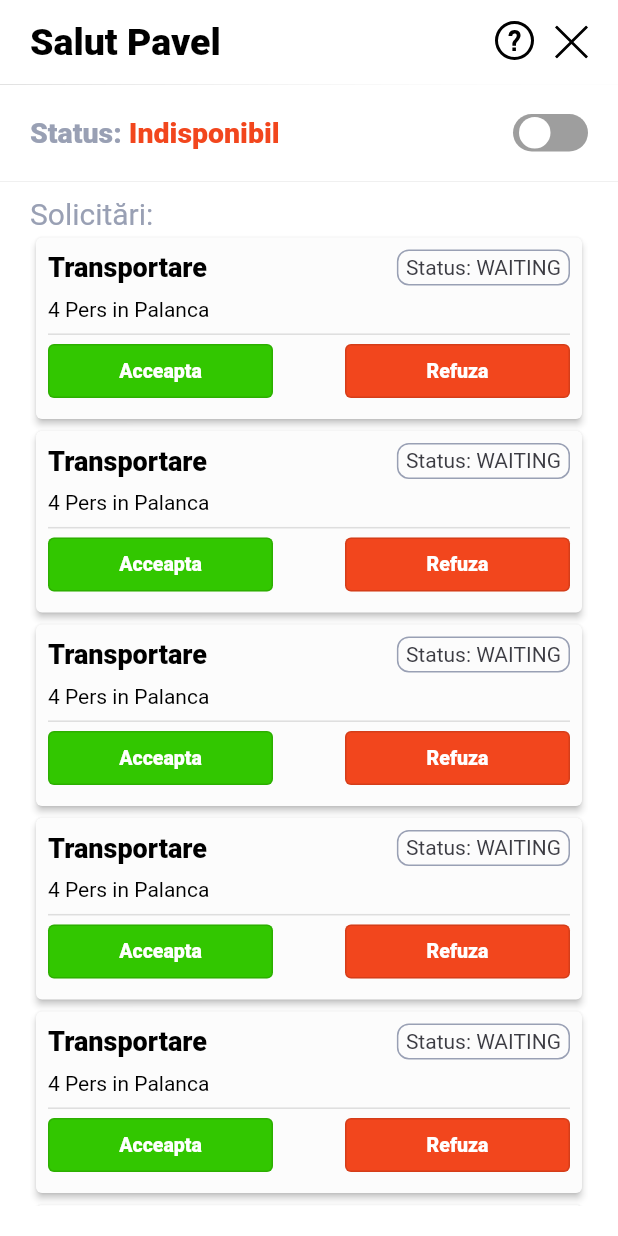
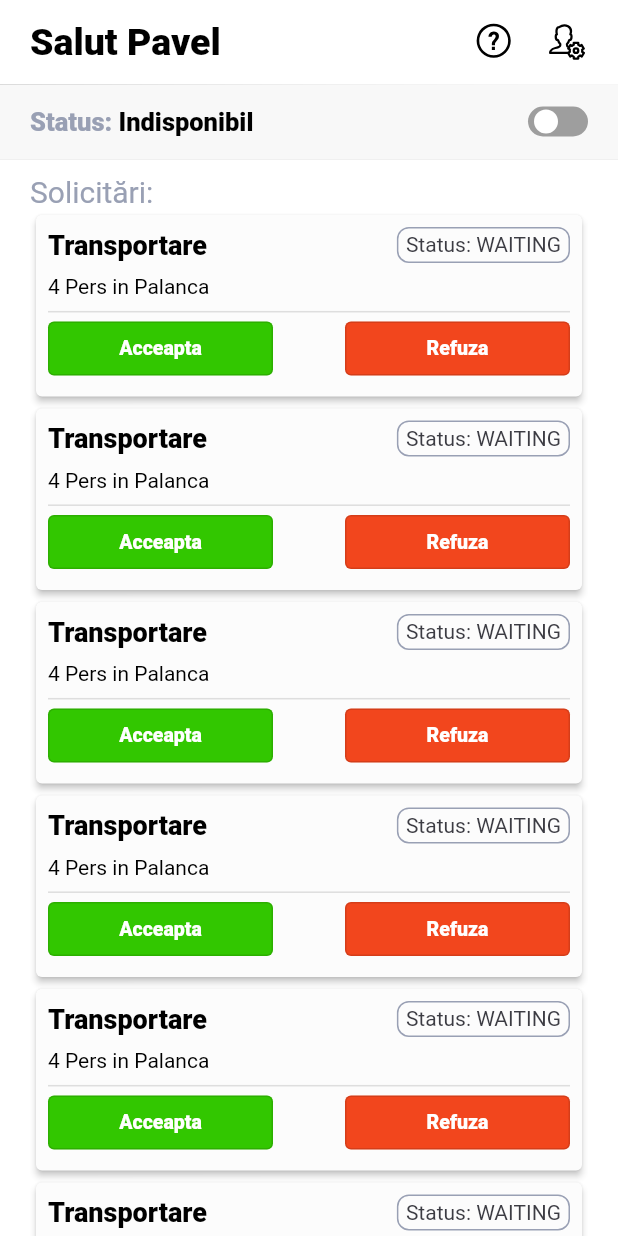
Before and after one commit to notanios/mfp, a Flutter app: the NotificationsScreen screen opened by its route, on a phone screen of 412 x 824 dp. Run offline on Flutter 3.47's test engine with Material 2 defaults, Android fonts, the phone set to English and light mode, and no system bars; drawn by our look-alikes of flutter_switch; our stand-ins replace country_code_picker, dartz, dio, firebase_core, firebase_messaging, flutter_local_notifications and 6 more; missing offline and left inert: dart:ffi; accounts and stored records are empty; generated files the repository leaves out were written again; Roboto replaces fonts that are missing (Roboto-Bold, Roboto-Regular); statements that could not run were skipped.

Commit message:
Updated availability switch & profile header

```diff
--- a/lib/presentation/notifications/components/availability_switch.dart
+++ b/lib/presentation/notifications/components/availability_switch.dart
@@ -20,10 +20,10 @@ class AvailabilitySwitchState extends State<AvailabilitySwitch> {
     Color statusColor;
     if (isChecked) {
       availability = Strings.available;
-      statusColor = AppColors.green;
+      statusColor = AppColors.primaryBlue;
     } else {
       availability = Strings.unavailable;
-      statusColor = AppColors.red;
+      statusColor = AppColors.black;
     }
 
     return Row(
@@ -35,18 +35,18 @@ class AvailabilitySwitchState extends State<AvailabilitySwitch> {
           text: TextSpan(
               text: Strings.status,
               style: TextStyles.bold
-                  .copyWith(fontSize: 19, color: AppColors.santasGray),
+                  .copyWith(fontSize: 17, color: AppColors.santasGray),
               children: <TextSpan>[
                 TextSpan(
                     text: availability,
                     style: TextStyles.bold
-                        .copyWith(fontSize: 19, color: statusColor)),
+                        .copyWith(fontSize: 17, color: statusColor)),
               ]),
         ),
         FlutterSwitch(
-          width: 50.0,
-          height: 25.0,
-          toggleSize: 25.0,
+          width: 40.0,
+          height: 20.0,
+          toggleSize: 20.0,
           value: isChecked,
           borderRadius: 30.0,
           padding: 2.0,
--- a/lib/presentation/notifications/notifications_screen.dart
+++ b/lib/presentation/notifications/notifications_screen.dart
@@ -10,6 +10,7 @@ import 'package:mdf/presentation/styles/app_colors.dart';
 import 'package:mdf/presentation/styles/strings.dart';
 import 'package:mdf/presentation/styles/text_styles.dart';
 
+import '../../routes/app_pages.dart';
 import 'components/availability_switch.dart';
 
 class NotificationsScreen extends GetView<NotificationsController> {
@@ -24,13 +25,13 @@ class NotificationsScreen extends GetView<NotificationsController> {
             padding: const EdgeInsets.symmetric(horizontal: 20.0),
             child: Text(
               "Salut Pavel",
-              style:
-                  TextStyles.bold.copyWith(fontSize: 25, color: AppColors.black),
+              style: TextStyles.bold
+                  .copyWith(fontSize: 25, color: AppColors.black),
             ),
           ),
           showBack: false,
           rightWidget: Padding(
-            padding: const EdgeInsets.symmetric(horizontal: 20.0),
+            padding: const EdgeInsets.symmetric(horizontal: 10.0),
             child: Container(
               child: Row(
                   mainAxisSize: MainAxisSize.min,
@@ -38,25 +39,32 @@ class NotificationsScreen extends GetView<NotificationsController> {
                   children: [
                     Row(
                       children: [
-                        SizedBox(
-                          height: 32,
-                          width: 32,
+                        InkWell(
+                          child: Container(
+                            width: 48,
+                            height: 48,
+                            padding: const EdgeInsets.all(10),
                             child: SvgPicture.asset(
                               'assets/question.svg',
                               color: AppColors.black,
                             ),
                           ),
-                        const SizedBox(
-                          width: 10,
+                          onTap: () {},
                         ),
-                        SizedBox(
-                          height: 22,
-                          width: 22,
+                        InkWell(
+                          child: Container(
+                            width: 48,
+                            height: 48,
+                            padding: const EdgeInsets.all(12),
                             child: SvgPicture.asset(
-                            'assets/close_icon.svg',
+                              'assets/profile.svg',
                               color: AppColors.black,
                             ),
                           ),
+                          onTap: () {
+                            Get.toNamed(Routes.PROFILE);
+                          },
+                        )
                       ],
                     )
                   ]),
@@ -66,18 +74,16 @@ class NotificationsScreen extends GetView<NotificationsController> {
         builder: (context) {
           return Container(
             color: AppColors.white,
-            padding: const EdgeInsets.symmetric(vertical: 20.0),
             child: Column(
               mainAxisAlignment: MainAxisAlignment.start,
               crossAxisAlignment: CrossAxisAlignment.start,
               mainAxisSize: MainAxisSize.max,
               children: [
-                Padding(
-                  padding: const EdgeInsets.symmetric(horizontal: 20.0),
+                Container(
+                  color: AppColors.black.withAlpha(7),
+                  padding: const EdgeInsets.symmetric(
+                      horizontal: 20.0, vertical: 15),
                   child: AvailabilitySwitch(),
-                ),
-                const SizedBox(
-                  height: 20,
                 ),
                 Container(
                   height: 0.3,
--- a/lib/presentation/welcome/welcome_screen.dart
+++ b/lib/presentation/welcome/welcome_screen.dart
@@ -40,7 +40,7 @@ class WelcomeScreen extends GetView {
               ),
             ),
             PrimaryButton(
-              () => {Get.toNamed(Routes.LOGIN)},
+              () => {Get.toNamed(Routes.NOTIFICATIONS)},
               title: Strings.register,
             ),
             Logo(),
--- a/lib/routes/app_pages.dart
+++ b/lib/routes/app_pages.dart
@@ -9,6 +9,7 @@ import 'package:mdf/presentation/register/register_screen.dart';
 import 'package:mdf/presentation/welcome/welcome_screen.dart';
 
 import '../presentation/login/login_screen.dart';
+import '../presentation/notifications/notifications_binding.dart';
 
 part 'app_routes.dart';
 
@@ -32,7 +33,7 @@ class AppPages {
         bindings: [ProfileFormBinding()]),
     GetPage(
         name: Routes.NOTIFICATIONS,
-        page: () => NotificationsScreen(),
+        page: () => const NotificationsScreen(),
         bindings: [NotificationsBinding()]),
   ];
 }
```
Also changed, not shown: lib/presentation/profile/profile_screen.dart (+55 -35 lines), assets/close_icon.svg, assets/profile.svg (added). Lines whose indentation alone changed are shown as unchanged.
